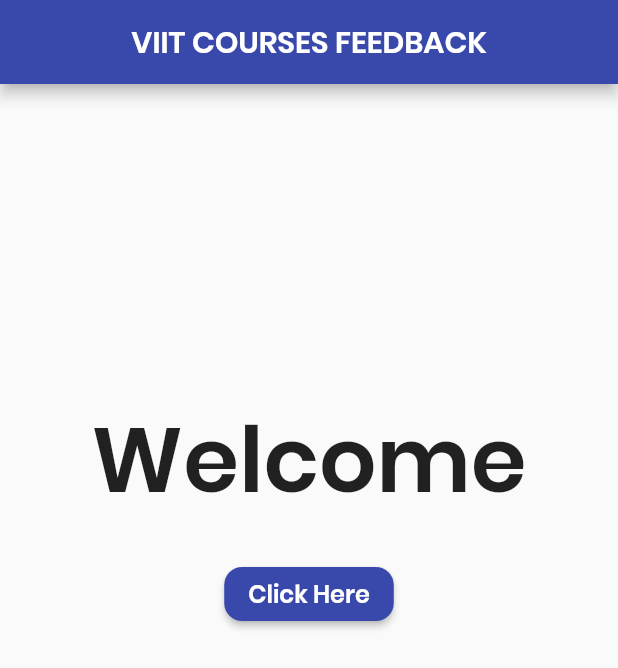
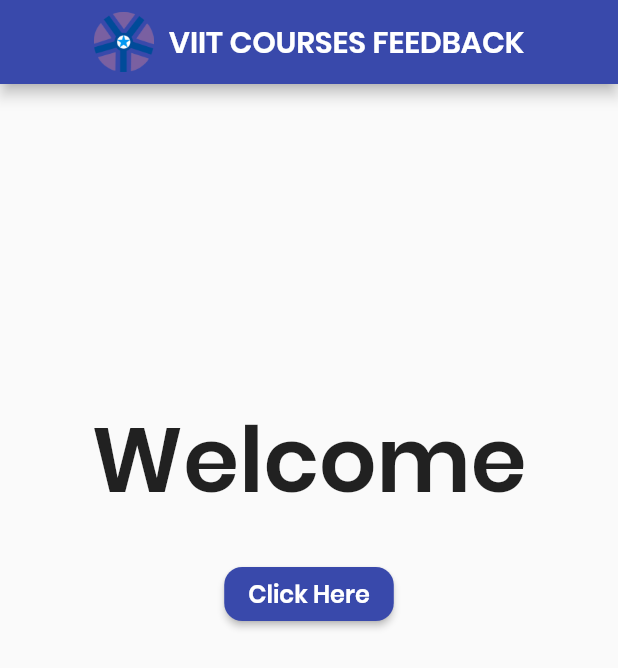
Before and after one commit to sampathbalivada/viit_course_feedback, a Flutter app: the screen it shows after launch, on a phone screen of 412 x 824 dp. Shown: the top 668 px of the screen. Run offline on Flutter 3.47's test engine with Material 2 defaults, Android fonts, the light colour scheme and no system bars; network calls fail.

Commit message:
Fixed Image Bugs

```diff
--- a/lib/main.dart
+++ b/lib/main.dart
@@ -6,9 +6,12 @@ import './custom_card_manager.dart';
 import 'package:scoped_model/scoped_model.dart';
 import './scoped-model/courses_feedback_model.dart';
 
-void main() => runApp(MyApp());
+void main()  {
+  runApp(MyApp());
+}
 
 class MyApp extends StatefulWidget {
+
   @override
   State<StatefulWidget> createState() {
     return _MyAppState();
@@ -36,10 +39,16 @@ class _MyAppState extends State<MyApp> {
               mainAxisAlignment: MainAxisAlignment.center,
               mainAxisSize: MainAxisSize.min,
               children: <Widget>[
-                // Image.asset(
-                //   'vignan_logo.png',
-                //   fit: BoxFit.contain,
-                // ),
+                Image(
+                  image: AssetImage('assets/vignan_logo.png'),
+                   height: 40,
+                   width: 40,
+                   fit: BoxFit.contain,
+                ),
+                SizedBox(
+                  width: 10,
+                  height: 10,
+                ),
                 Text('VIIT COURSES FEEDBACK')
                 ],
             ),
--- a/pubspec.yaml
+++ b/pubspec.yaml
@@ -43,7 +43,6 @@ flutter:
   # To add assets to your application, add an assets section, like this:
   assets:
     - assets/vignan_logo.png
-
   #  - images/a_dot_ham.jpeg
   # An image asset can refer to one or more resolution-specific "variants", see
   # https://flutter.dev/assets-and-images/#resolution-aware.
```
Also changed, not shown: lib/custom_card_manager.dart (+10 -4 lines).
